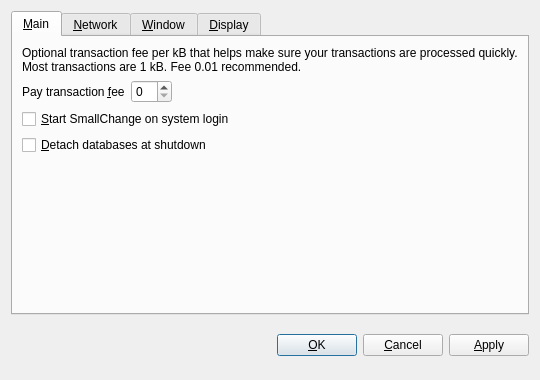
tipcoin/tipcoin, file src/qt/forms/optionsdialog.ui: the form before one commit.
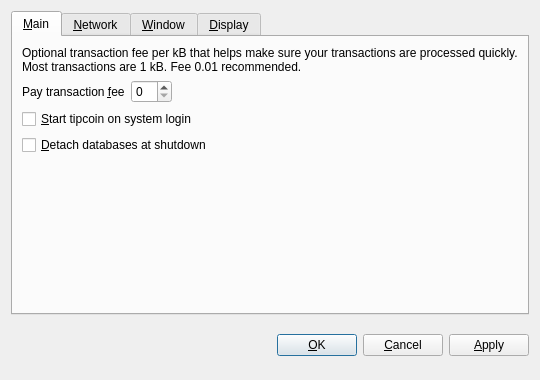
The form after the commit. The open tabs and pages were chosen to show the change. Custom widgets are drawn as their Qt base class.

Commit message: Tipcoin Conception

```diff
--- a/src/qt/forms/optionsdialog.ui
+++ b/src/qt/forms/optionsdialog.ui
@@ -82,7 +82,7 @@
           <string>Automatically start SmallChange after logging in to the system.</string>
          </property>
          <property name="text">
-          <string>&amp;Start SmallChange on system login</string>
+          <string>&amp;Start tipcoin on system login</string>
          </property>
         </widget>
        </item>
```
Left out of the diff: 10 changed lines with no effect on the pictures. The commit also changes 40 other files.
